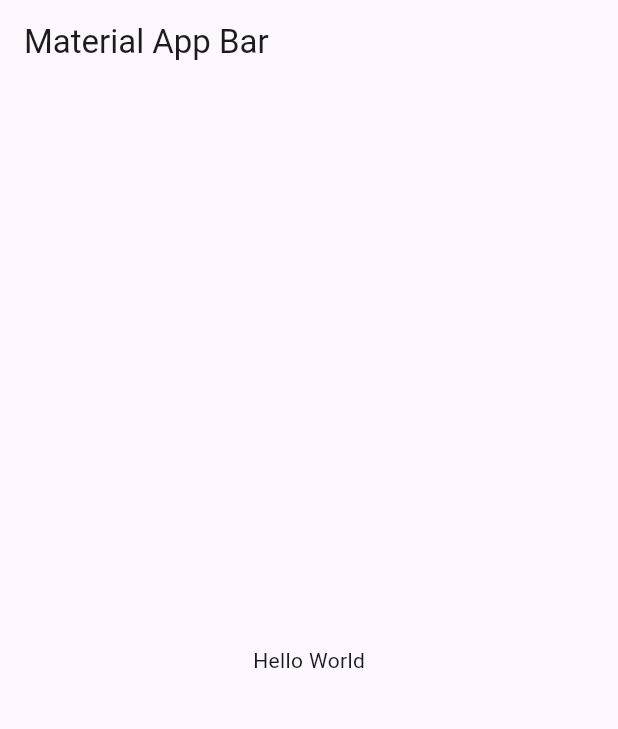
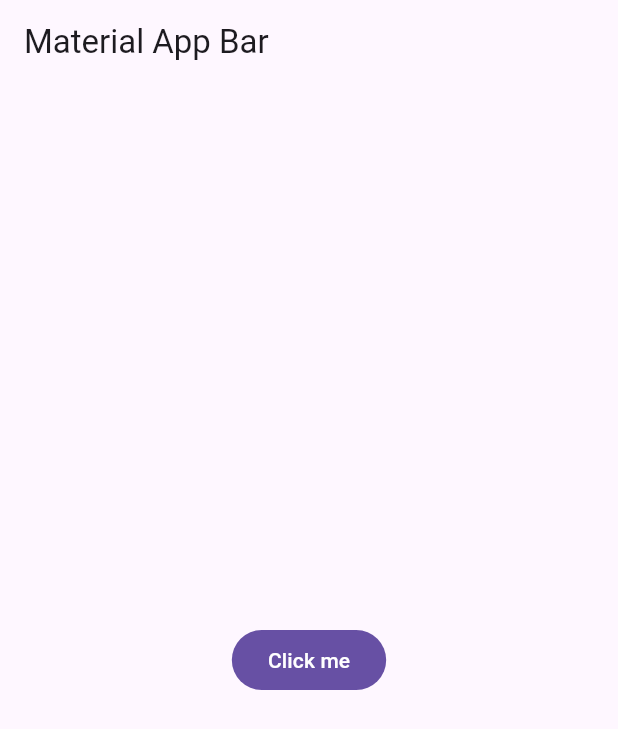
Before and after one commit to KeingCasabona/Example-Dart-Flutter-YesNo, a Flutter app: the screen it shows after launch, on a phone screen of 412 x 824 dp. Shown: the top 729 px of the screen. Run offline on Flutter 3.47's test engine with Material 3 defaults, Android fonts, the phone set to English and light mode, and no system bars.

Commit message:
feat: Add initial app

```diff
--- a/lib/main.dart
+++ b/lib/main.dart
@@ -8,13 +8,17 @@ class MyApp extends StatelessWidget {
   @override
   Widget build(BuildContext context) {
     return MaterialApp(
-      title: 'Material App',
+      title: 'Yes No App',
+      debugShowCheckedModeBanner: false,
       home: Scaffold(
         appBar: AppBar(
           title: const Text('Material App Bar'),
         ),
-        body: const Center(
-          child: Text('Hello World'),
+        body: Center(
+          child: FilledButton(
+            onPressed: () {},
+            child: const Text('Click me'),
+          ),
         ),
       ),
     );
```
